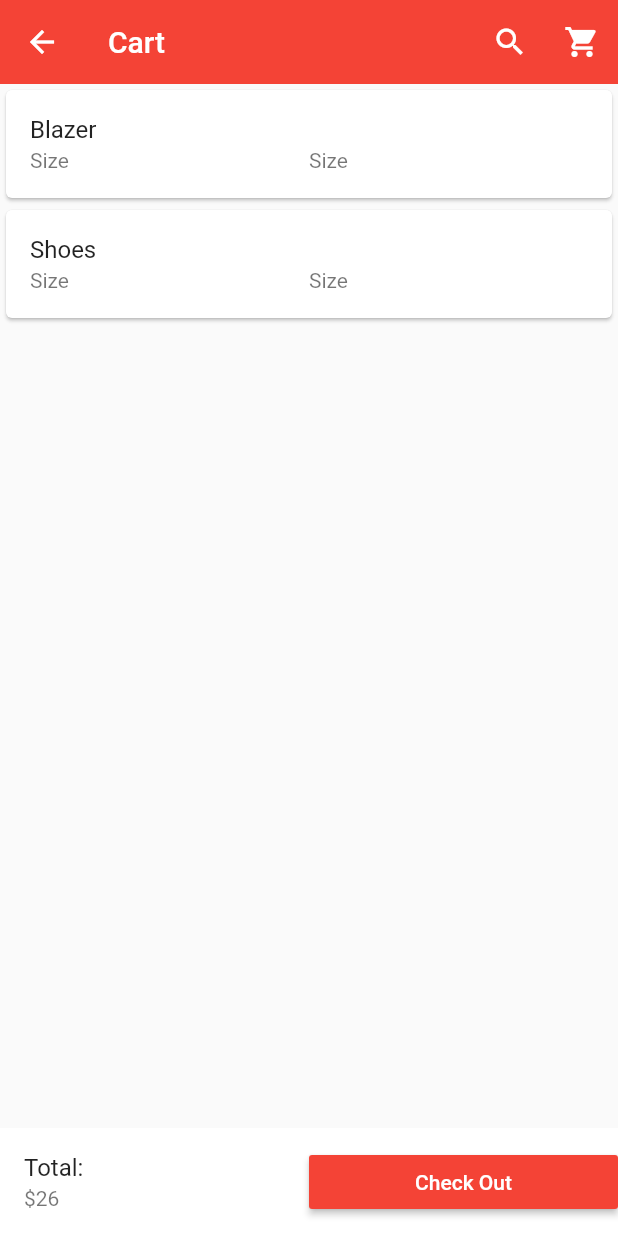
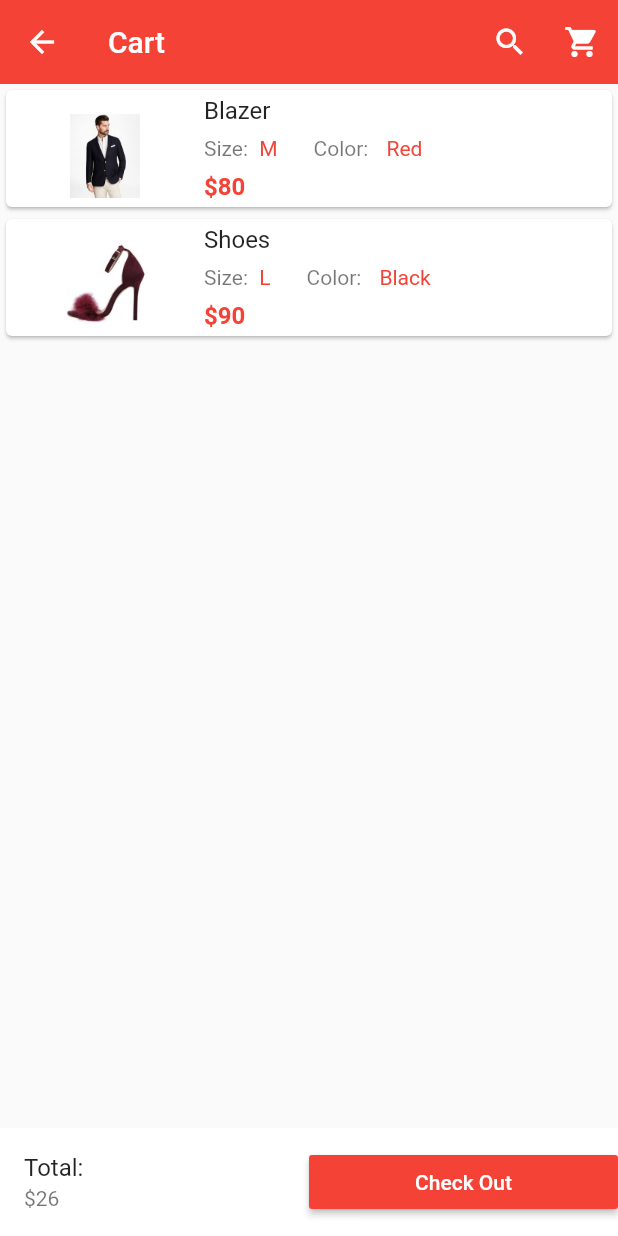
Before and after one commit to OdongoWaga/ClothesShop, a Flutter app: the Cart screen opened directly, on a phone screen of 412 x 824 dp. Run offline on Flutter 3.47's test engine with Material 2 defaults, Android fonts, the phone set to English and light mode, and no system bars; our stand-ins replace carousel_pro.

Commit message:
cart product pictures

```diff
--- a/lib/components/cartProduct.dart
+++ b/lib/components/cartProduct.dart
@@ -19,7 +19,7 @@ class _CartProductsState extends State<CartProducts> {
       'name': 'Shoes',
       'picture': 'images/products/hills1.jpeg',
       'price': 90,
-      "size": "7",
+      "size": "L",
       "color": "Black",
       "quantity": 1,
     },
@@ -33,10 +33,10 @@ class _CartProductsState extends State<CartProducts> {
           return SingleCartProduct(
             cartProductName: productsOnCart[index]['name'],
             cartProductColor: productsOnCart[index]['color'],
-            cartProductPicture: productsOnCart[index]['quantity'],
-            cartProductPrice: productsOnCart[index]['size'],
-            cartProductQty: productsOnCart[index]['price'],
-            cartProductSize: productsOnCart[index]['picture'],
+            cartProductPicture: productsOnCart[index]['picture'],
+            cartProductPrice: productsOnCart[index]['price'],
+            cartProductQty: productsOnCart[index]['quantity'],
+            cartProductSize: productsOnCart[index]['size'],
           );
         });
   }
@@ -62,19 +62,47 @@ class SingleCartProduct extends StatelessWidget {
   Widget build(BuildContext context) {
     return Card(
       child: ListTile(
+        leading: Image.asset(
+          cartProductPicture,
+          width: 100,
+          height: 100,
+        ),
         title: Text(cartProductName),
         subtitle: Column(
           children: <Widget>[
             Row(
               children: <Widget>[
-                Expanded(
-                  child: Text("Size"),
+                Padding(
+                  padding: EdgeInsets.all(0.0),
+                  child: Text("Size: "),
                 ),
-                Expanded(
-                  child: Text("Size"),
+                Padding(
+                  padding: EdgeInsets.all(4.0),
+                  child: Text(
+                    cartProductSize,
+                    style: TextStyle(color: Colors.red),
+                  ),
+                ),
+                Padding(
+                  padding: EdgeInsets.fromLTRB(20.0, 8.0, 8.0, 8.0),
+                  child: Text("Color:"),
+                ),
+                Padding(
+                  padding: EdgeInsets.all(4.0),
+                  child: Text(cartProductColor,
+                      style: TextStyle(color: Colors.red)),
                 ),
               ],
-            )
+            ),
+            Container(
+                alignment: Alignment.topLeft,
+                child: Text(
+                  "\$${cartProductPrice}",
+                  style: TextStyle(
+                      fontSize: 16.0,
+                      fontWeight: FontWeight.bold,
+                      color: Colors.red),
+                ))
           ],
         ),
       ),
```
